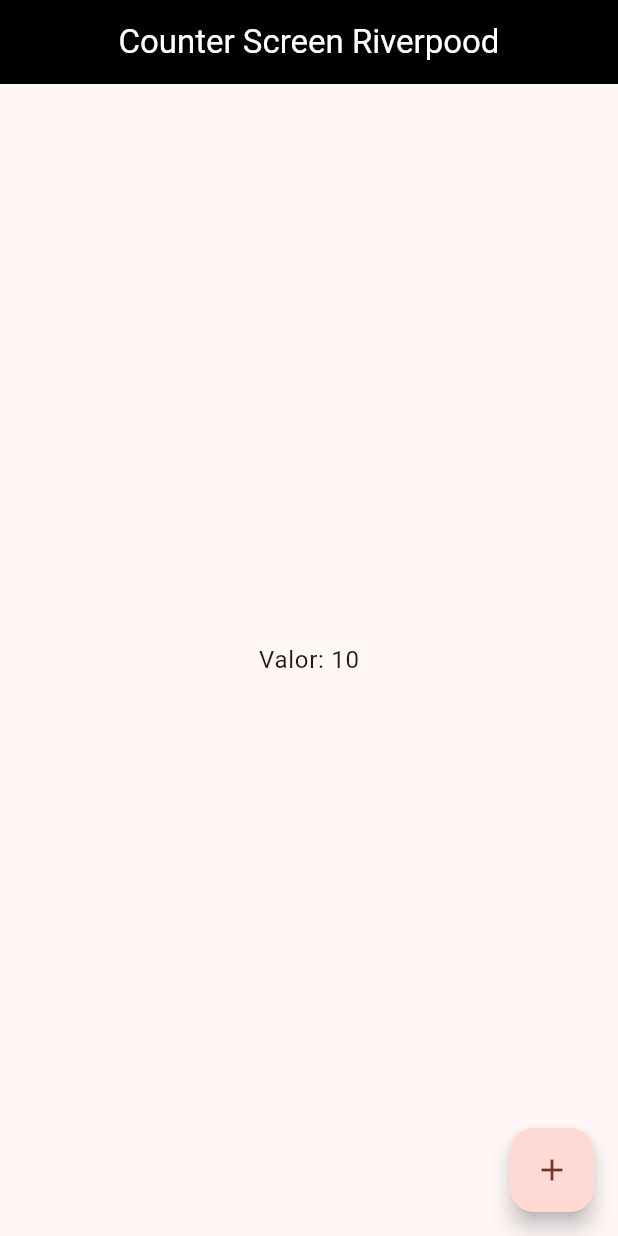
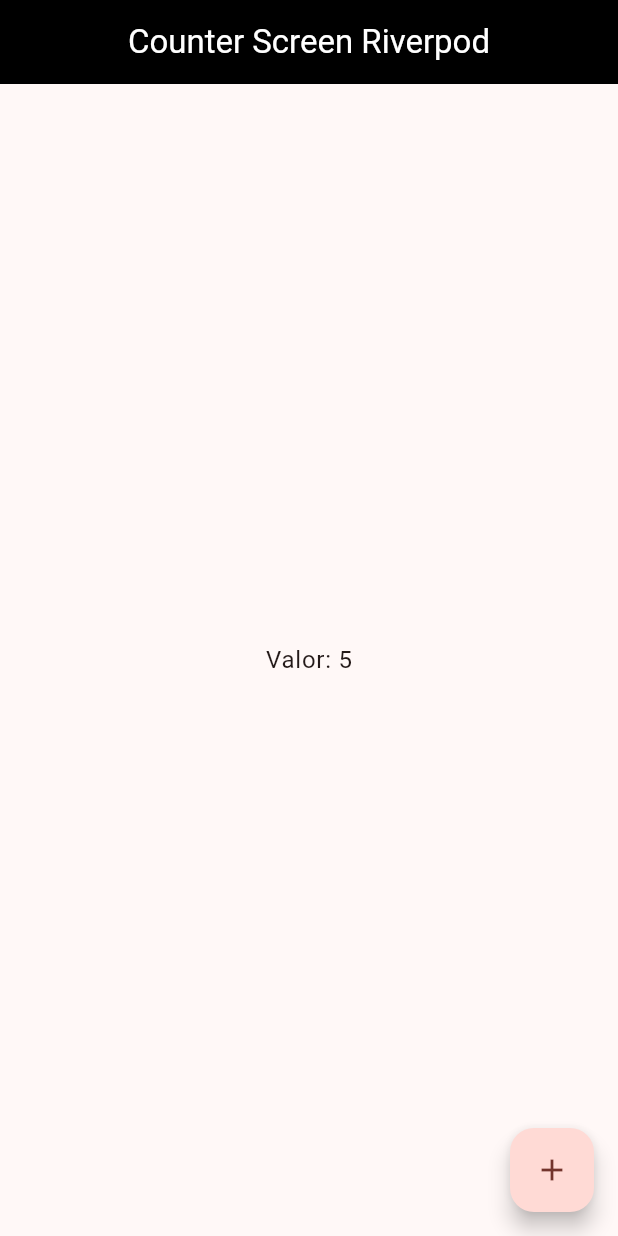
Before and after one commit to KeingCasabona/Devtalles-semana9-semana10-flutter-devtalles-widgets_app, a Flutter app: the CounterScreen screen opened by its route, on a phone screen of 412 x 824 dp. Run offline on Flutter 3.47's test engine with Material 3 defaults, Android fonts, the phone set to English and light mode, and no system bars; our stand-ins replace animate_do, flutter_riverpod, go_router.

Commit message:
feat: Introduccion a Riverpod

```diff
--- a/lib/main.dart
+++ b/lib/main.dart
@@ -1,8 +1,13 @@
 import 'package:flutter/material.dart';
+import 'package:flutter_riverpod/flutter_riverpod.dart';
 import 'package:widgets_app/config/router/app_router.dart';
 import 'package:widgets_app/config/theme/app_theme.dart';
 
-void main() => runApp(const MyApp());
+void main() => runApp(
+      ProviderScope(
+        child: const MyApp(),
+      ),
+    );
 
 class MyApp extends StatelessWidget {
   const MyApp({super.key});
--- /dev/null
+++ b/lib/presentation/providers/counter_provider.dart
@@ -0,0 +1,3 @@
+import 'package:flutter_riverpod/flutter_riverpod.dart';
+
+final counterProvider = StateProvider((ref) => 5);
--- a/lib/presentation/screens/counter/counter_screen.dart
+++ b/lib/presentation/screens/counter/counter_screen.dart
@@ -1,18 +1,21 @@
 import 'package:flutter/material.dart';
+import 'package:flutter_riverpod/flutter_riverpod.dart';
+import 'package:widgets_app/presentation/providers/counter_provider.dart';
 
-class CounterScreen extends StatelessWidget {
+class CounterScreen extends ConsumerWidget {
   const CounterScreen({super.key});
   static const String name = 'counter-screen';
 
   @override
-  Widget build(BuildContext context) {
+  Widget build(BuildContext context, WidgetRef ref) {
+    final int clickCounter = ref.watch(counterProvider);
     return Scaffold(
       appBar: AppBar(
-        title: Text('Counter Screen Riverpood'),
+        title: Text('Counter Screen Riverpod'),
       ),
       body: Center(
         child: Text(
-          "Valor: 10",
+          "Valor: $clickCounter",
           style: Theme.of(context).textTheme.bodyLarge,
         ),
       ),
--- a/pubspec.yaml
+++ b/pubspec.yaml
@@ -37,6 +37,7 @@ dependencies:
   cupertino_icons: ^1.0.8
   go_router: ^14.6.2
   animate_do: ^3.3.4
+  flutter_riverpod: ^2.6.1
 
 
 dev_dependencies:
```
Also changed, not shown: pubspec.lock.
